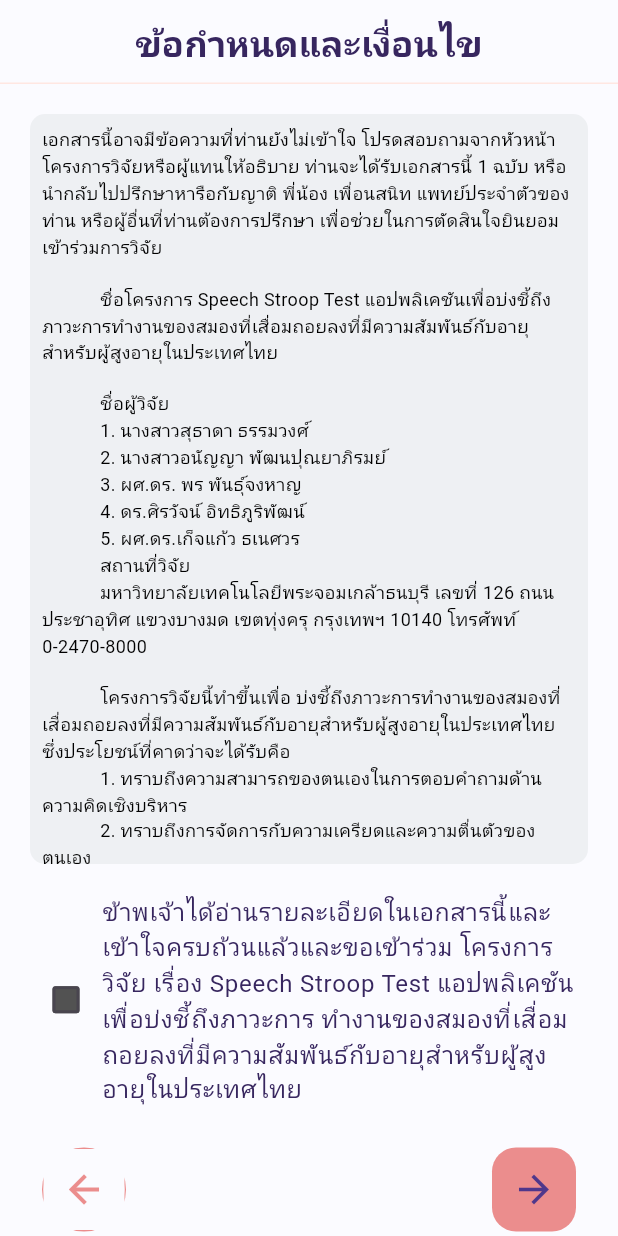
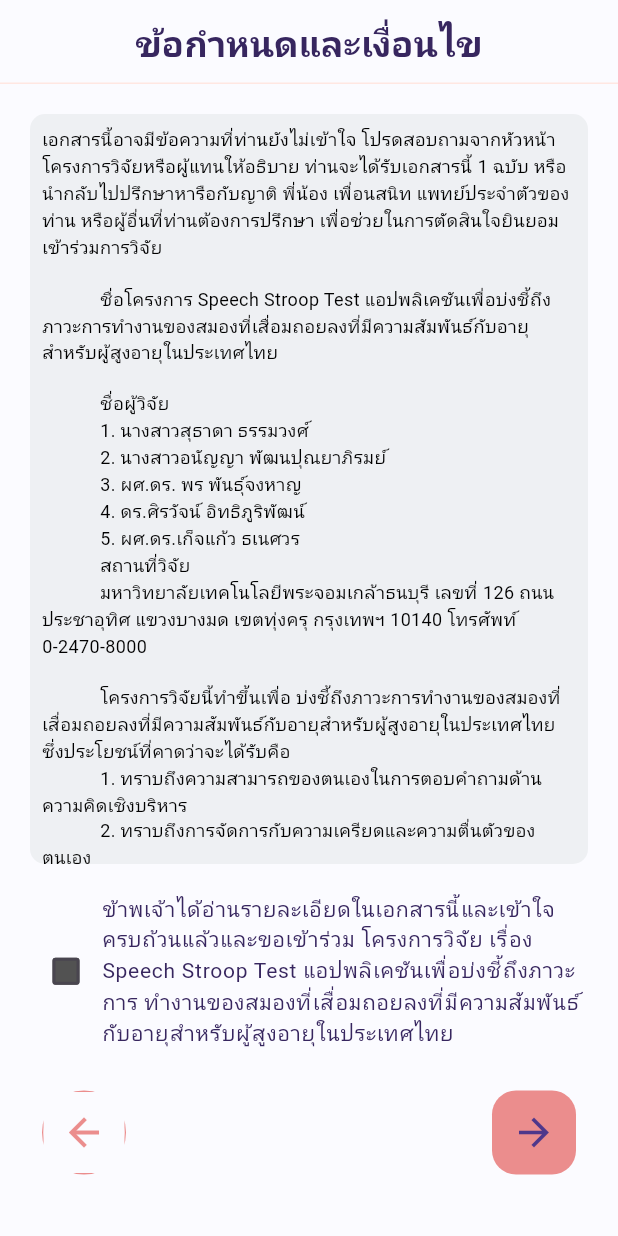
Before and after one commit to anpdgr/SpeechStroop, a Flutter app: the TermsConditionsScreen screen opened by its route, on a phone screen of 412 x 824 dp. Run offline on Flutter 3.47's test engine with Material 2 defaults, Android fonts, the phone set to English and light mode, and no system bars; our stand-ins replace animated_text_kit, avatar_glow, speech_to_text, tuple; missing offline and left inert: buddhist_datetime_dateformat, mongo_dart; accounts and stored records are empty; Roboto replaces fonts that are missing (BaiJamjuree).

Commit message:
fix(register): change font size

```diff
--- a/speech_stroop/lib/screens/auth/terms_conditions.dart
+++ b/speech_stroop/lib/screens/auth/terms_conditions.dart
@@ -143,7 +143,7 @@ class _TermsConditionsScreenWidgetState extends State<TermsConditionsScreen> {
                         const Flexible(
                           child: Text(
                             """ข้าพเจ้าได้อ่านรายละเอียดในเอกสารนี้และเข้าใจครบถ้วนแล้วและขอเข้าร่วม โครงการวิจัย เรื่อง Speech Stroop Test แอปพลิเคชันเพื่อบ่งชี้ถึงภาวะการ ทำงานของสมองที่เสื่อมถอยลงที่มีความสัมพันธ์กับอายุสำหรับผู้สูงอายุในประเทศไทย""",
-                            style: TextStyle(fontSize: 16, letterSpacing: 0.5),
+                            style: TextStyle(fontSize: 14, letterSpacing: 0.5),
                           ),
                         ),
                       ],
```
